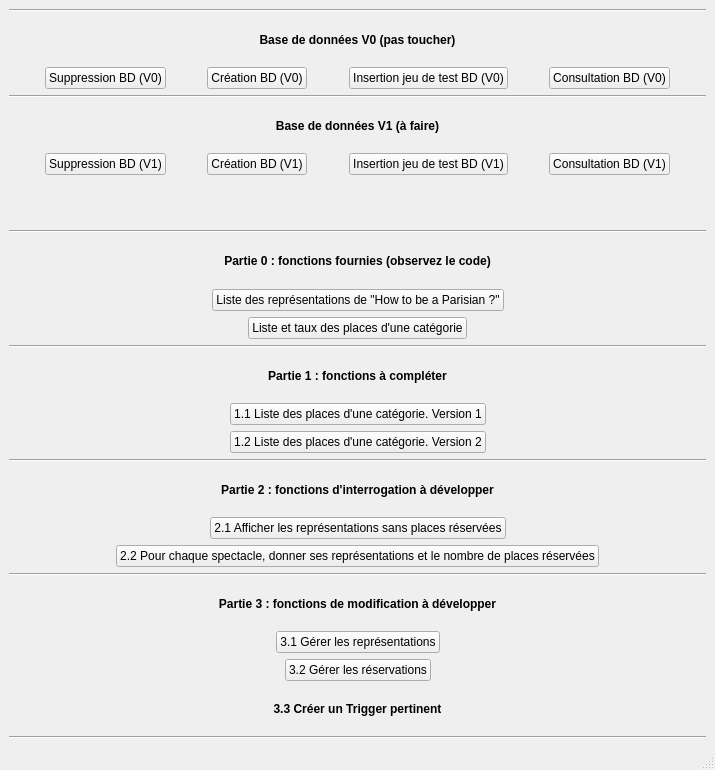
The window that gui/mainWindow.ui (NoxFly/CEBD-project-theater) describes before a commit, drawn with Qt 5.
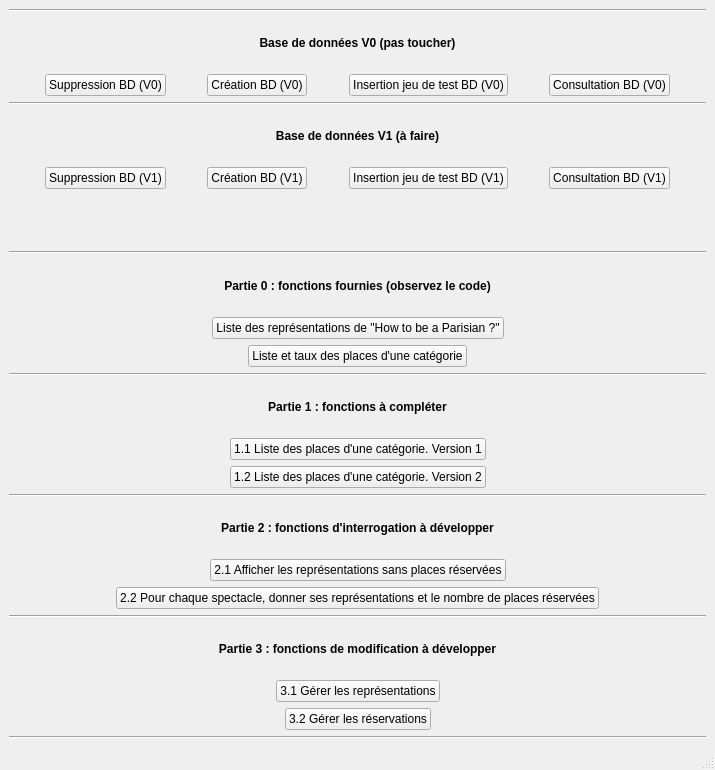
The same window after the commit.

Commit message: 3.3 - triggers + update UML + moved noRep from ticket to vente

```diff
--- a/gui/mainWindow.ui
+++ b/gui/mainWindow.ui
@@ -662,22 +662,6 @@
       </item>
      </layout>
     </item>
-    <item>
-     <widget class="QLabel" name="label_10">
-      <property name="font">
-       <font>
-        <weight>75</weight>
-        <bold>true</bold>
-       </font>
-      </property>
-      <property name="text">
-       <string>3.3 Créer un Trigger pertinent</string>
-      </property>
-      <property name="alignment">
-       <set>Qt::AlignCenter</set>
-      </property>
-     </widget>
-    </item>
     <item>
      <widget class="Line" name="line_6">
       <property name="orientation">
```
The commit also changes 19 other files.
